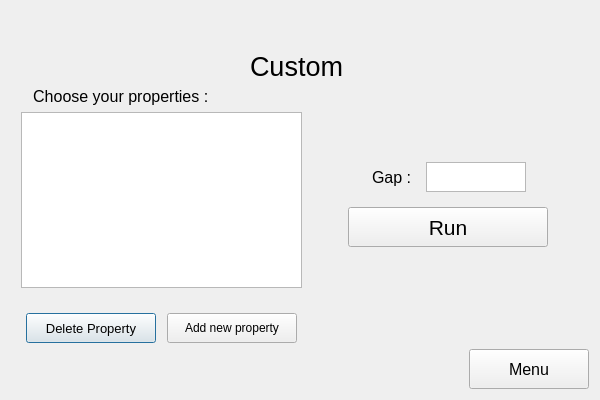
Old version of the form SemGridsMakerPyQt/view/viewUi/custom.ui in the repository guilhemelias/SemGrids-Maker.
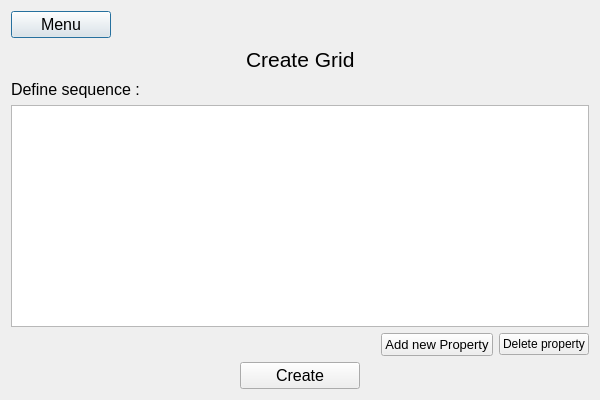
New version of the form.

```diff
--- a/SemGridsMakerPyQt/view/viewUi/custom.ui
+++ b/SemGridsMakerPyQt/view/viewUi/custom.ui
@@ -27,20 +27,45 @@
   </property>
   <layout class="QVBoxLayout" name="verticalLayout">
    <item>
-    <spacer name="verticalSpacer_3">
+    <layout class="QHBoxLayout" name="horizontalLayout_3">
+     <item>
+      <widget class="QPushButton" name="menuButton">
+       <property name="minimumSize">
+        <size>
+         <width>100</width>
+         <height>0</height>
+        </size>
+       </property>
+       <property name="maximumSize">
+        <size>
+         <width>120</width>
+         <height>16777215</height>
+        </size>
+       </property>
+       <property name="font">
+        <font>
+         <pointsize>12</pointsize>
+        </font>
+       </property>
+       <property name="text">
+        <string>Menu</string>
+       </property>
+      </widget>
+     </item>
+     <item>
+      <spacer name="horizontalSpacer">
      <property name="orientation">
-      <enum>Qt::Vertical</enum>
-     </property>
-     <property name="sizeType">
-      <enum>QSizePolicy::Minimum</enum>
+        <enum>Qt::Horizontal</enum>
      </property>
      <property name="sizeHint" stdset="0">
       <size>
-       <width>20</width>
-       <height>40</height>
+         <width>40</width>
+         <height>20</height>
       </size>
      </property>
     </spacer>
+     </item>
+    </layout>
    </item>
    <item>
     <layout class="QHBoxLayout" name="horizontalLayout">
@@ -73,11 +98,11 @@
        </property>
        <property name="font">
         <font>
-         <pointsize>20</pointsize>
+         <pointsize>16</pointsize>
         </font>
        </property>
        <property name="text">
-        <string>Custom </string>
+        <string>Create Grid</string>
        </property>
       </widget>
      </item>
@@ -96,22 +121,6 @@
      </item>
     </layout>
    </item>
-   <item>
-    <spacer name="verticalSpacer_2">
-     <property name="orientation">
-      <enum>Qt::Vertical</enum>
-     </property>
-     <property name="sizeType">
-      <enum>QSizePolicy::Preferred</enum>
-     </property>
-     <property name="sizeHint" stdset="0">
-      <size>
-       <width>20</width>
-       <height>10</height>
-      </size>
-     </property>
-    </spacer>
-   </item>
    <item>
     <layout class="QHBoxLayout" name="horizontalLayout_6">
      <item>
@@ -122,29 +131,11 @@
         </font>
        </property>
        <property name="text">
-        <string>     Choose your properties :</string>
+        <string>Define sequence :</string>
        </property>
       </widget>
      </item>
     </layout>
-   </item>
-   <item>
-    <layout class="QHBoxLayout" name="horizontalLayout_2">
-     <item>
-      <spacer name="horizontalSpacer_6">
-       <property name="orientation">
-        <enum>Qt::Horizontal</enum>
-       </property>
-       <property name="sizeType">
-        <enum>QSizePolicy::Preferred</enum>
-       </property>
-       <property name="sizeHint" stdset="0">
-        <size>
-         <width>10</width>
-         <height>10</height>
-        </size>
-       </property>
-      </spacer>
      </item>
      <item>
       <layout class="QVBoxLayout" name="verticalLayout_5">
@@ -152,14 +143,22 @@
         <widget class="QListWidget" name="listProperties">
          <property name="maximumSize">
           <size>
-           <width>300</width>
-           <height>200</height>
+         <width>16777215</width>
+         <height>16777215</height>
           </size>
          </property>
         </widget>
        </item>
+     <item>
+      <layout class="QHBoxLayout" name="horizontalLayout_8">
        <item>
         <widget class="QLabel" name="labelError">
+         <property name="minimumSize">
+          <size>
+           <width>200</width>
+           <height>0</height>
+          </size>
+         </property>
          <property name="maximumSize">
           <size>
            <width>16777215</width>
@@ -180,43 +179,54 @@
         </widget>
        </item>
        <item>
-        <layout class="QHBoxLayout" name="horizontalLayout_8">
-         <item>
-          <widget class="QPushButton" name="deleteButton">
-           <property name="minimumSize">
-            <size>
-             <width>0</width>
-             <height>30</height>
-            </size>
-           </property>
-           <property name="maximumSize">
+        <spacer name="horizontalSpacer_4">
+         <property name="orientation">
+          <enum>Qt::Horizontal</enum>
+         </property>
+         <property name="sizeHint" stdset="0">
             <size>
-             <width>130</width>
-             <height>40</height>
-            </size>
-           </property>
-           <property name="font">
-            <font>
-             <pointsize>10</pointsize>
-            </font>
-           </property>
-           <property name="text">
-            <string>Delete Property</string>
-           </property>
-          </widget>
+           <width>40</width>
+           <height>20</height>
+          </size>
+         </property>
+        </spacer>
          </item>
          <item>
           <widget class="QPushButton" name="addButton">
            <property name="minimumSize">
             <size>
              <width>0</width>
-             <height>30</height>
+           <height>0</height>
             </size>
            </property>
            <property name="maximumSize">
             <size>
-             <width>130</width>
-             <height>40</height>
+           <width>16777215</width>
+           <height>16777215</height>
+          </size>
+         </property>
+         <property name="font">
+          <font>
+           <pointsize>10</pointsize>
+          </font>
+         </property>
+         <property name="text">
+          <string>Add new Property</string>
+         </property>
+        </widget>
+       </item>
+       <item>
+        <widget class="QPushButton" name="deleteButton">
+         <property name="minimumSize">
+          <size>
+           <width>0</width>
+           <height>0</height>
+          </size>
+         </property>
+         <property name="maximumSize">
+          <size>
+           <width>16777215</width>
+           <height>16777215</height>
             </size>
            </property>
            <property name="font">
@@ -225,7 +235,7 @@
             </font>
            </property>
            <property name="text">
-            <string>Add new property</string>
+          <string>Delete property</string>
            </property>
           </widget>
          </item>
@@ -234,80 +244,7 @@
       </layout>
      </item>
      <item>
-      <layout class="QVBoxLayout" name="verticalLayout_2">
-       <property name="spacing">
-        <number>0</number>
-       </property>
-       <property name="bottomMargin">
-        <number>10</number>
-       </property>
-       <item>
-        <layout class="QHBoxLayout" name="horizontalLayout_5">
-         <item>
-          <layout class="QVBoxLayout" name="verticalLayout_8">
-           <property name="spacing">
-            <number>0</number>
-           </property>
-           <property name="sizeConstraint">
-            <enum>QLayout::SetDefaultConstraint</enum>
-           </property>
-           <property name="bottomMargin">
-            <number>20</number>
-           </property>
-           <item>
-            <layout class="QHBoxLayout" name="horizontalLayout_7">
-             <property name="spacing">
-              <number>6</number>
-             </property>
-             <property name="topMargin">
-              <number>50</number>
-             </property>
-             <item>
-              <spacer name="horizontalSpacer_4">
-               <property name="orientation">
-                <enum>Qt::Horizontal</enum>
-               </property>
-               <property name="sizeHint" stdset="0">
-                <size>
-                 <width>40</width>
-                 <height>20</height>
-                </size>
-               </property>
-              </spacer>
-             </item>
-             <item>
-              <widget class="QLabel" name="label_2">
-               <property name="maximumSize">
-                <size>
-                 <width>100</width>
-                 <height>30</height>
-                </size>
-               </property>
-               <property name="font">
-                <font>
-                 <pointsize>12</pointsize>
-                </font>
-               </property>
-               <property name="text">
-                <string>Gap :  </string>
-               </property>
-              </widget>
-             </item>
-             <item>
-              <widget class="QTextEdit" name="editGap">
-               <property name="maximumSize">
-                <size>
-                 <width>100</width>
-                 <height>30</height>
-                </size>
-               </property>
-               <property name="font">
-                <font>
-                 <pointsize>12</pointsize>
-                </font>
-               </property>
-              </widget>
-             </item>
+    <layout class="QHBoxLayout" name="horizontalLayout_2">
              <item>
               <spacer name="horizontalSpacer_5">
                <property name="orientation">
@@ -321,79 +258,32 @@
                </property>
               </spacer>
              </item>
-            </layout>
-           </item>
-           <item>
-            <widget class="QLabel" name="LabelErrorGap">
-             <property name="font">
-              <font>
-               <pointsize>10</pointsize>
-              </font>
-             </property>
-             <property name="text">
-              <string/>
-             </property>
-             <property name="alignment">
-              <set>Qt::AlignCenter</set>
-             </property>
-            </widget>
-           </item>
-           <item>
-            <layout class="QHBoxLayout" name="horizontalLayout_9">
              <item>
               <widget class="QPushButton" name="runCustomButton">
                <property name="minimumSize">
                 <size>
-                 <width>200</width>
-                 <height>40</height>
+         <width>120</width>
+         <height>0</height>
                 </size>
                </property>
                <property name="maximumSize">
                 <size>
-                 <width>150</width>
-                 <height>40</height>
+         <width>16777215</width>
+         <height>30</height>
                 </size>
                </property>
                <property name="font">
                 <font>
-                 <pointsize>16</pointsize>
+         <pointsize>12</pointsize>
                 </font>
                </property>
                <property name="text">
-                <string>Run</string>
+        <string>Create</string>
                </property>
               </widget>
              </item>
-            </layout>
-           </item>
            <item>
-            <spacer name="verticalSpacer">
-             <property name="orientation">
-              <enum>Qt::Vertical</enum>
-             </property>
-             <property name="sizeHint" stdset="0">
-              <size>
-               <width>20</width>
-               <height>40</height>
-              </size>
-             </property>
-            </spacer>
-           </item>
-          </layout>
-         </item>
-        </layout>
-       </item>
-       <item>
-        <layout class="QHBoxLayout" name="horizontalLayout_4"/>
-       </item>
-      </layout>
-     </item>
-    </layout>
-   </item>
-   <item>
-    <layout class="QHBoxLayout" name="horizontalLayout_3">
-     <item>
-      <spacer name="horizontalSpacer">
+      <spacer name="horizontalSpacer_6">
        <property name="orientation">
         <enum>Qt::Horizontal</enum>
        </property>
@@ -405,30 +295,6 @@
        </property>
       </spacer>
      </item>
-     <item>
-      <widget class="QPushButton" name="menuButton">
-       <property name="minimumSize">
-        <size>
-         <width>120</width>
-         <height>40</height>
-        </size>
-       </property>
-       <property name="maximumSize">
-        <size>
-         <width>120</width>
-         <height>40</height>
-        </size>
-       </property>
-       <property name="font">
-        <font>
-         <pointsize>12</pointsize>
-        </font>
-       </property>
-       <property name="text">
-        <string>Menu</string>
-       </property>
-      </widget>
-     </item>
     </layout>
    </item>
   </layout>
```
Left out of the diff: 2 changed lines with no effect on the pictures. Lines whose indentation alone changed are shown as unchanged.
